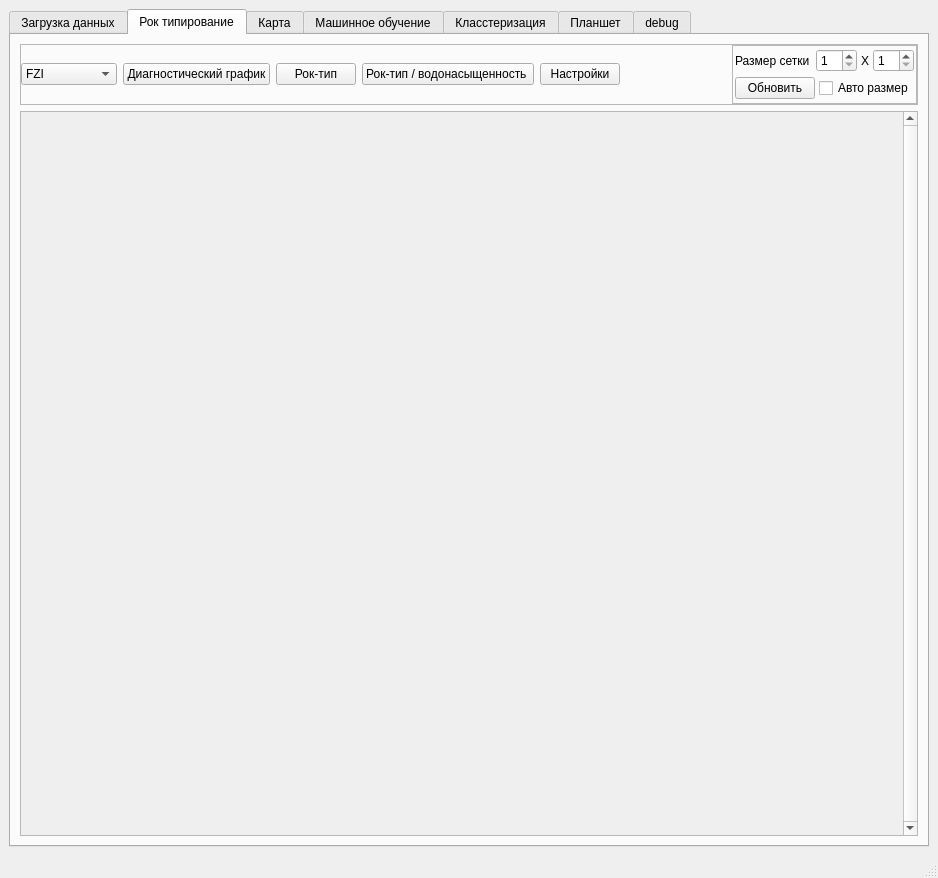
Before: the Qt Designer form rocktype.ui in CheckListHW/RockType, drawn with Qt 5.
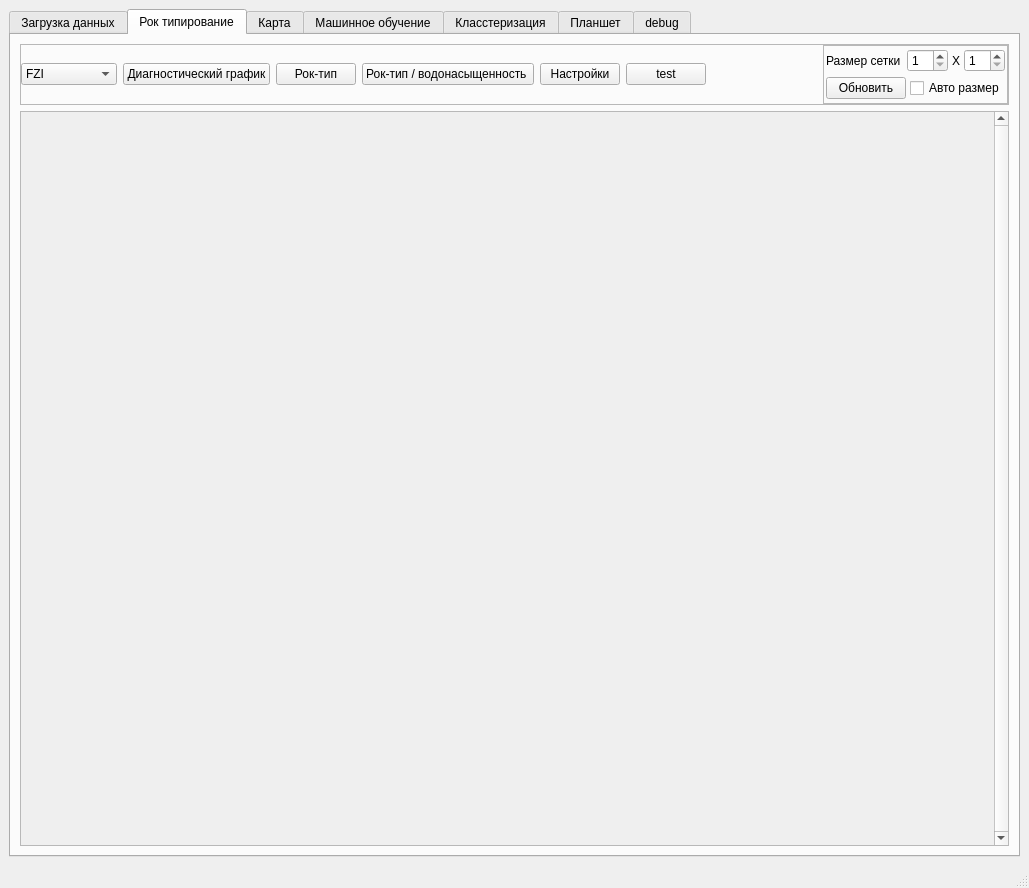
After: the same form once the commit is applied.

```diff
--- a/rocktype.ui
+++ b/rocktype.ui
@@ -6,8 +6,8 @@
    <rect>
     <x>0</x>
     <y>0</y>
-    <width>938</width>
-    <height>878</height>
+    <width>1029</width>
+    <height>888</height>
    </rect>
   </property>
   <property name="windowTitle">
@@ -253,6 +253,13 @@
              </property>
             </widget>
            </item>
+           <item>
+            <widget class="QPushButton" name="test_btn">
+             <property name="text">
+              <string>test</string>
+             </property>
+            </widget>
+           </item>
            <item>
             <spacer name="horizontalSpacer">
              <property name="orientation">
@@ -382,8 +389,8 @@
             <rect>
              <x>0</x>
              <y>0</y>
-             <width>877</width>
-             <height>706</height>
+             <width>968</width>
+             <height>716</height>
             </rect>
            </property>
           </widget>
```
Left out of the diff: 4 changed lines with no effect on the pictures.
